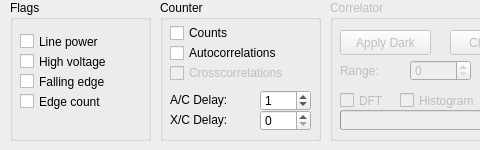
The window that line.ui (ahp-electronics/xc-gui) describes before a commit, drawn with Qt 5; both pictures show x 0 to 480 and y 0 to 150 of the 1211 by 150 pixel window.
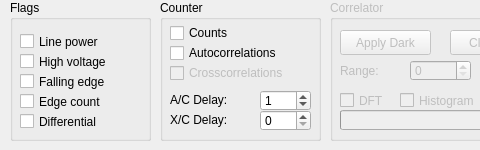
The same window after the commit.

What changed in the file:
```diff
--- a/line.ui
+++ b/line.ui
@@ -77,6 +77,19 @@
      <string>Edge count</string>
     </property>
    </widget>
+   <widget class="QCheckBox" name="flag4">
+    <property name="geometry">
+     <rect>
+      <x>10</x>
+      <y>110</y>
+      <width>121</width>
+      <height>23</height>
+     </rect>
+    </property>
+    <property name="text">
+     <string>Differential</string>
+    </property>
+   </widget>
   </widget>
   <widget class="QGroupBox" name="Correlator">
    <property name="enabled">
```
